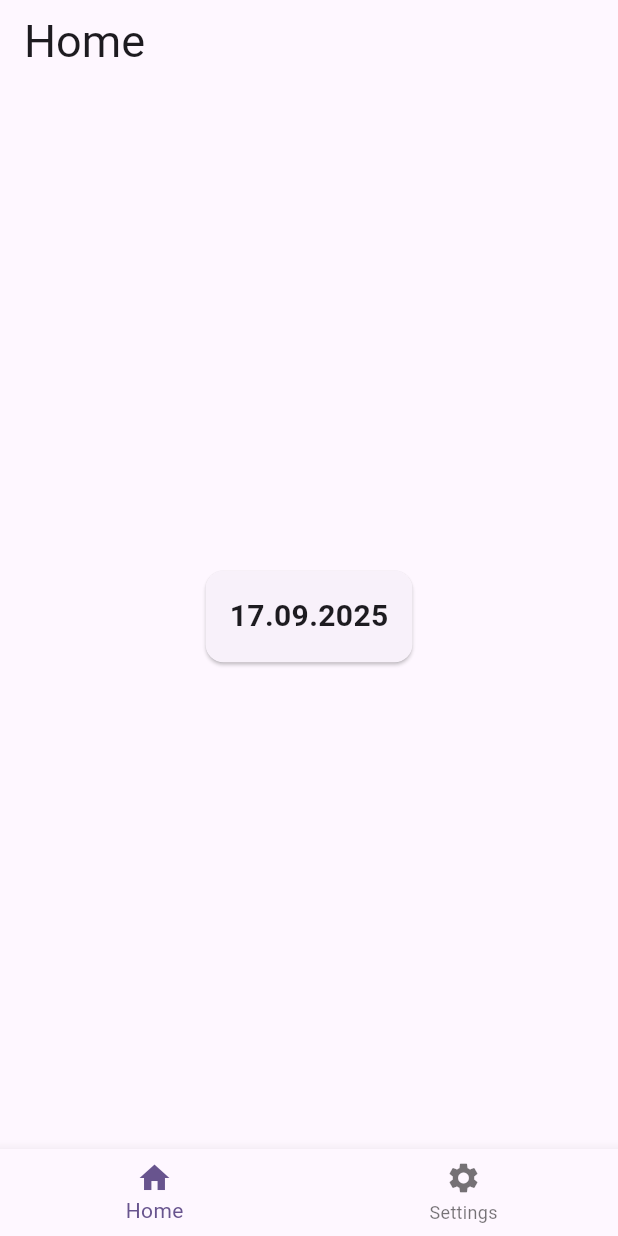
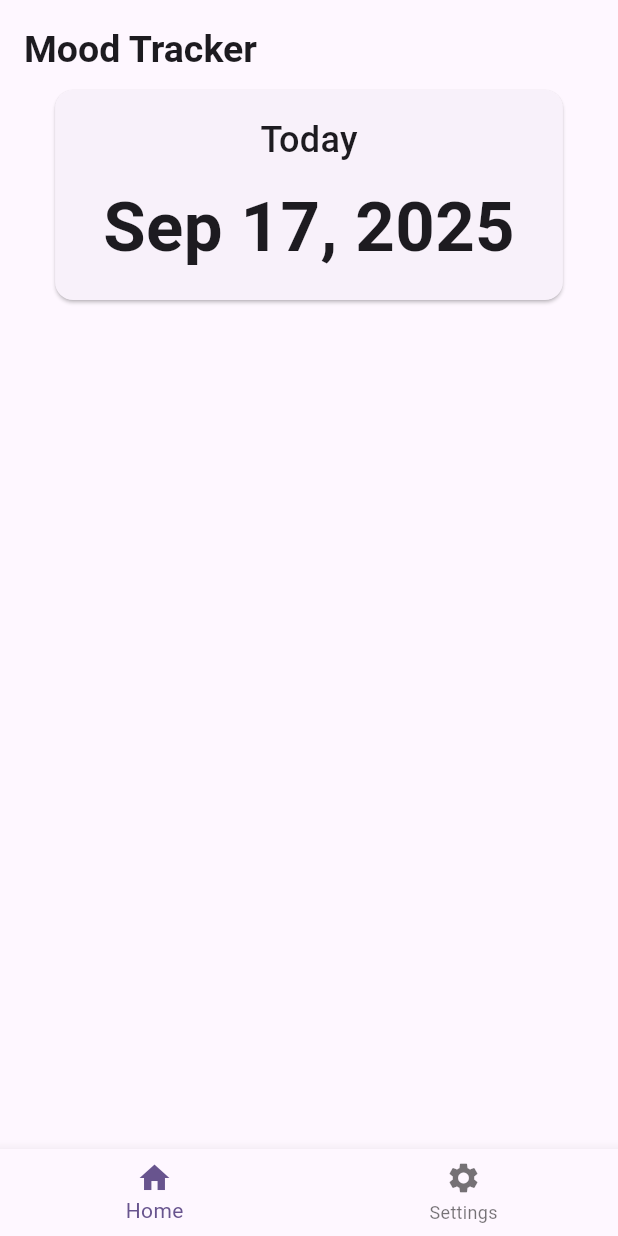
Before and after one commit to JackyHuth/mood-tracker, a Flutter app: the screen it shows after launch, on a phone screen of 412 x 824 dp. Run offline on Flutter 3.47's test engine with Material 3 defaults, Android fonts, the phone set to English and light mode, and no system bars; our stand-ins replace google_fonts; Roboto replaces fonts that are missing (Sniglet).

Commit message:
Adapted the date card for home view and appBar title

```diff
--- a/lib/main.dart
+++ b/lib/main.dart
@@ -27,7 +27,7 @@ class _MoodTrackerAppState extends State<MoodTrackerApp> {
   }
 
   /// Date Format
-  DateFormatOption dateFormat = DateFormatOption.dayMonthYear;
+  DateFormatOption dateFormat = DateFormatOption.monthDayYear;
 
   void setDateFormat(DateFormatOption format) {
     setState(() {
--- a/lib/views/home_view.dart
+++ b/lib/views/home_view.dart
@@ -10,8 +10,10 @@ class HomeView extends StatelessWidget {
   @override
   Widget build(BuildContext context) {
     return Scaffold(
-      body: Center(
-        child: DateSquare(format: dateFormat),
+      body: Column(
+        children: [
+          Center(child: DateSquare(format: dateFormat)),
+        ],
       ),
     );
   }
--- a/lib/widgets/date_square.dart
+++ b/lib/widgets/date_square.dart
@@ -73,14 +73,27 @@ String _monthAbbr(int month) {
 
     return Card(
       child: Padding(
-        padding: const EdgeInsets.all(16.0),
-        child: Text(
-          formatDate(today),
-          style: const TextStyle(
-            fontSize: 20,
-            fontWeight: FontWeight.bold,
+        padding: const EdgeInsets.symmetric(vertical: 16.0, horizontal: 32.0),
+        child: Column(
+        mainAxisSize: MainAxisSize.min, // so the Card wraps content tightly
+        children: [
+          const Text(
+            'Today',
+            style: TextStyle(
+              fontSize: 24, // smaller than the date
+              fontWeight: FontWeight.w500,
+            ),
           ),
-        ),
+          const SizedBox(height: 8), // space between "Today" and the date
+          Text(
+            formatDate(today),
+            style: const TextStyle(
+              fontSize: 46,
+              fontWeight: FontWeight.bold,
+            ),
+          ),
+        ],
+      ),
       ),
     );
   }
--- a/lib/widgets/navigation.dart
+++ b/lib/widgets/navigation.dart
@@ -42,7 +42,18 @@ class _NavigationState extends State<Navigation> {
     ];
 
     return Scaffold(
-      appBar: AppBar(title: Text(_currentIndex == 0 ? 'Home' : 'Settings')),
+      appBar: AppBar(
+        title: Padding(
+          padding: const EdgeInsets.only(top: 10),
+          child: Text(
+              _currentIndex == 0 ? 'Mood Tracker' : 'Settings',
+              style: const TextStyle(
+              fontSize: 25,
+              fontWeight: FontWeight.w600, // semi-bold
+            ),
+          ),
+        ),
+      ),
       body: pages[_currentIndex],
       bottomNavigationBar: BottomNavigationBar(
         currentIndex: _currentIndex,
```
Also changed, not shown: 1 other file.
